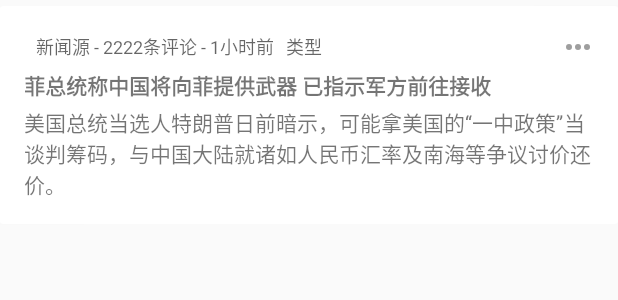
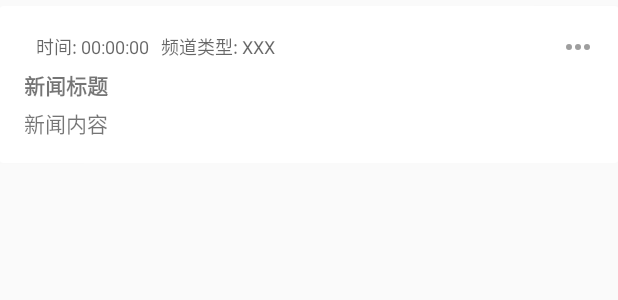
Before and after one commit to shenqiwen/MVP-Traditional, an Android app: the layout item_news_article_text.xml on its own in the app's theme, with its tools: preview values and no code run, on a phone screen of 412 x 824 dp. Shown: the top 300 px of the screen. Run offline under Robolectric (Android 15) with nearby library versions, the phone set to English and light mode, and no system bars.

Commit message:
1. 数据组装调整

```diff
--- a/app/src/main/java/com/sqw/mvp_traditional/model/bottom_navigation_layout1/article/NewsArticleView.java
+++ b/app/src/main/java/com/sqw/mvp_traditional/model/bottom_navigation_layout1/article/NewsArticleView.java
@@ -38,7 +38,6 @@ public class NewsArticleView extends BaseListFragment<NewsArticleContract.Presen
 
     @Override
     public void fetchData() {
-        super.fetchData();
         onLoadData();
     }
 
@@ -50,7 +49,6 @@ public class NewsArticleView extends BaseListFragment<NewsArticleContract.Presen
 
     @Override
     public void onSetAdapter(final List<?> list) {
-        oldItems.clear();
         oldItems.addAll(list);
         adapter.notifyDataSetChanged();
         /**
--- a/app/src/main/java/com/sqw/mvp_traditional/utils/TimeUtil.java
+++ b/app/src/main/java/com/sqw/mvp_traditional/utils/TimeUtil.java
@@ -63,7 +63,11 @@ public class TimeUtil {
         return timeAgo(date);
     }
 
-    public static String getCurrentTimeStamp() {
+    public static String getCurrentSecondTimeStamp() {
         return String.valueOf(System.currentTimeMillis() / 1000);
     }
+
+    public static String getCurrentMilliSecondTimeStamp(){
+        return String.valueOf(System.currentTimeMillis());
+    }
 }
--- a/app/src/main/res/layout/item_news_article_text.xml
+++ b/app/src/main/res/layout/item_news_article_text.xml
@@ -35,7 +35,7 @@
                 android:maxLength="30"
                 android:maxLines="1"
                 android:textAppearance="@style/TextAppearance.AppCompat.Caption"
-                tools:text="新闻源 - 2222条评论 - 1小时前"/>
+                tools:text="时间: 00:00:00"/>
 
             <TextView
                 android:id="@+id/tv_type"
@@ -47,7 +47,7 @@
                 android:maxLength="30"
                 android:maxLines="1"
                 android:textAppearance="@style/TextAppearance.AppCompat.Caption"
-                tools:text="类型"/>
+                tools:text="频道类型: XXX"/>
 
             <RelativeLayout
                 android:layout_width="match_parent"
@@ -83,7 +83,7 @@
                 android:ellipsize="end"
                 android:maxLines="2"
                 android:textStyle="bold"
-                tools:text="菲总统称中国将向菲提供武器 已指示军方前往接收"/>
+                tools:text="新闻标题"/>
 
             <TextView
                 android:id="@+id/tv_content"
@@ -92,7 +92,7 @@
                 android:layout_marginTop="4dp"
                 android:ellipsize="end"
                 android:maxLines="3"
-                tools:text="美国总统当选人特朗普日前暗示，可能拿美国的“一中政策”当谈判筹码，与中国大陆就诸如人民币汇率及南海等争议讨价还价。"/>
+                tools:text="新闻内容"/>
 
         </LinearLayout>
     </RelativeLayout>
```
Also changed, not shown: app/src/main/java/com/sqw/mvp_traditional/model/base/BaseListFragment.java (+5 -13 lines), app/src/main/java/com/sqw/mvp_traditional/model/bottom_navigation_layout1/article/NewsArticlePresenter.java (+5 -30 lines).
